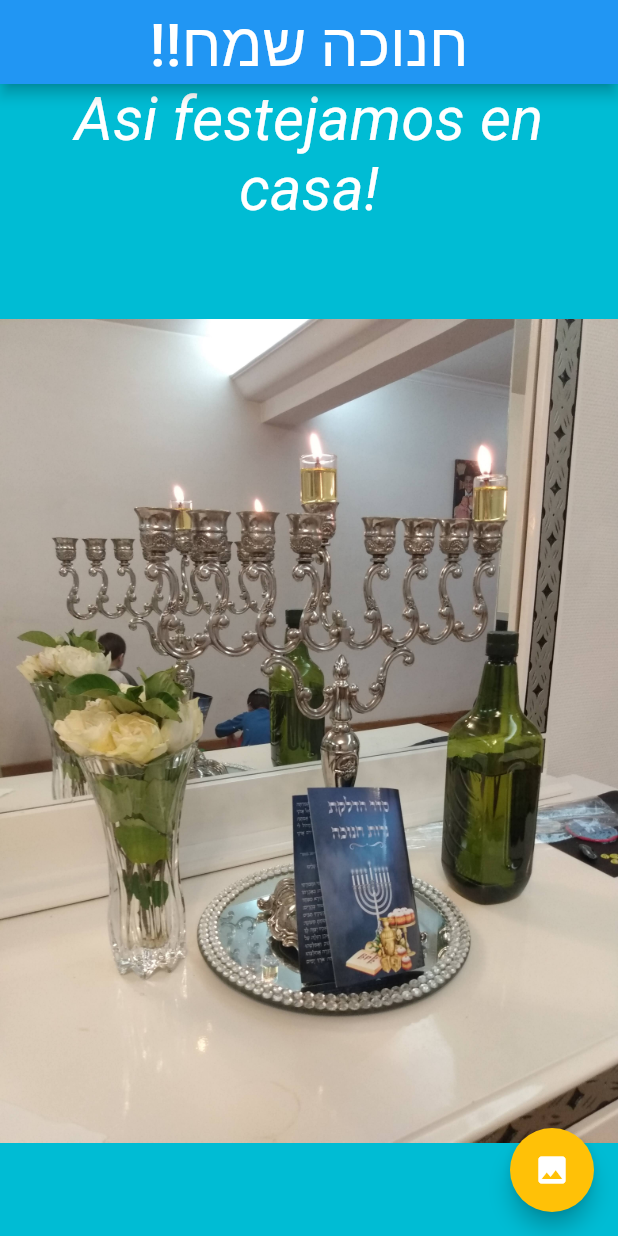
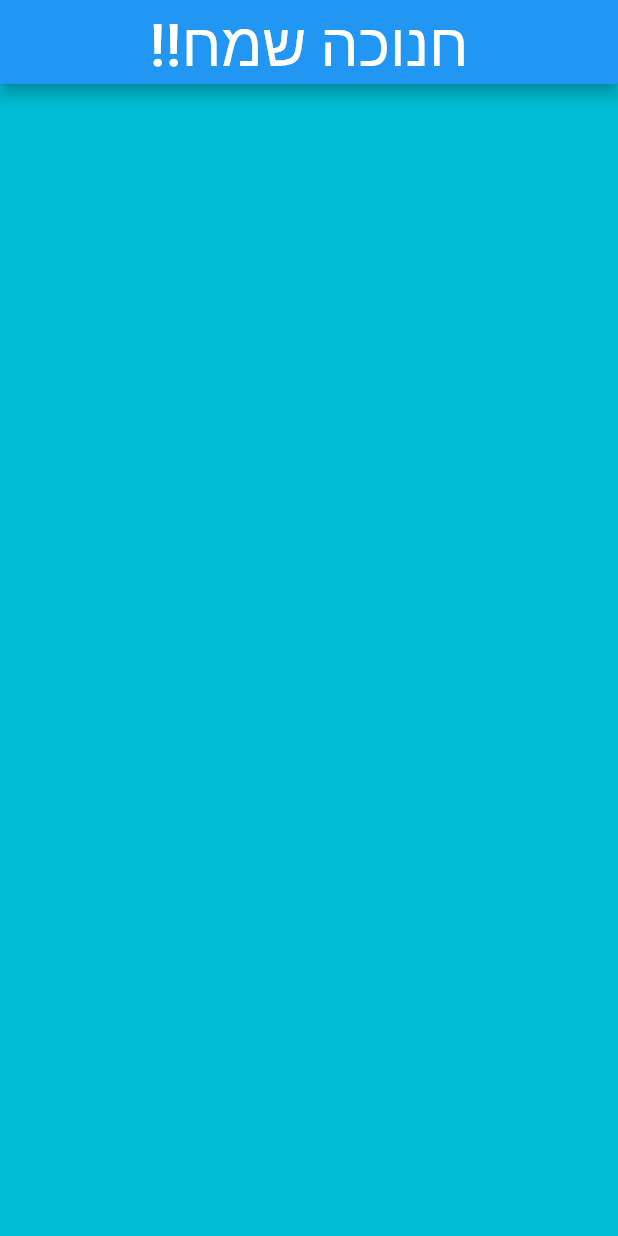
Before and after one commit to GabrielYanani/mi_app, a Flutter app: the screen it shows after launch, on a phone screen of 412 x 824 dp. Run offline on Flutter 3.47's test engine with Material 2 defaults, Android fonts, the phone set to English and light mode, and no system bars.

```diff
--- a/lib/main.dart
+++ b/lib/main.dart
@@ -8,7 +8,7 @@ void main() {
 }
 
 class MyApp extends StatelessWidget {
-  const MyApp({Key? key}) : super(key: key);
+  const MyApp({Key key}) : super(key: key);
 
 
   @override
--- a/lib/mi_app.dart
+++ b/lib/mi_app.dart
@@ -3,16 +3,14 @@
 import 'package:flutter/material.dart';
 
 class MiApp1 extends StatefulWidget {
-  const MiApp1({Key? key}) : super(key: key);
+  const MiApp1({Key key}) : super(key: key);
 
   @override
   State<MiApp1> createState() => _MiApp1State();
 }
 
 class _MiApp1State extends State<MiApp1> {
-  // List misFotos=[Image.asset('assets/januka.jpg'),
-  // Image.asset('assets/jaim.jpg'),
-  // Image.asset('assets/tobe.jpg'),];
+
   Image miFoto = Image.asset('assets/januka.jpg');
   Image miPrimeraFoto = Image.asset('assets/jaim.jpg');
   Image miSegundaFoto = Image.asset('assets/tobe.jpg');
@@ -42,35 +40,34 @@ class _MiApp1State extends State<MiApp1> {
         centerTitle: true,
       ),
       backgroundColor: Colors.cyan,
-      body: Center(
-        child: Column(
-          mainAxisAlignment: MainAxisAlignment.spaceBetween,
-          children: <Widget>[
-            Container(
-              color: Colors.blue,
-            ),
-            Text(
-              text1,
-              style: TextStyle(
-                fontSize: 40,
-                color: Colors.white,
-                fontStyle: FontStyle.italic,
-              ),
-              textAlign: TextAlign.center,
-            ),
-            Expanded(
-              // child: ListView=ListView('assets/misFotos'),
-              child: miFoto,
-            ),
-          ],
-        ),
-      ),
-      floatingActionButton: FloatingActionButton(
-        onPressed: _cambiarFotoTexto,
-        tooltip: 'CAmbiarFoto',
-        child: const Icon(Icons.photo),
-        backgroundColor: Colors.amber,
-      ),
+      // body: Center(
+      //   child: Column(
+      //     mainAxisAlignment: MainAxisAlignment.spaceBetween,
+      //     children: <Widget>[
+      //       Container(
+      //         color: Colors.blue,
+      //       ),
+      //       Text(
+      //         text1,
+      //         style: TextStyle(
+      //           fontSize: 40,
+      //           color: Colors.white,
+      //           fontStyle: FontStyle.italic,
+      //         ),
+      //         textAlign: TextAlign.center,
+      //       ),
+      //       Expanded(
+      //         child: miFoto,
+      //       ),
+      //     ],
+      //   ),
+      // ),
+      // floatingActionButton: FloatingActionButton(
+      //   onPressed: _cambiarFotoTexto,
+      //   tooltip: 'CAmbiarFoto',
+      //   child: const Icon(Icons.photo),
+      //   backgroundColor: Colors.amber,
+      // ),
     );
   }
 }
--- a/pubspec.yaml
+++ b/pubspec.yaml
@@ -18,7 +18,7 @@ publish_to: 'none' # Remove this line if you wish to publish to pub.dev
 version: 1.0.0+1
 
 environment:
-  sdk: ">=2.12.0 <3.0.0"
+  sdk: ">=2.11.0 <3.0.0"
 
 # Dependencies specify other packages that your package needs in order to work.
 # To automatically upgrade your package dependencies to the latest versions
```
